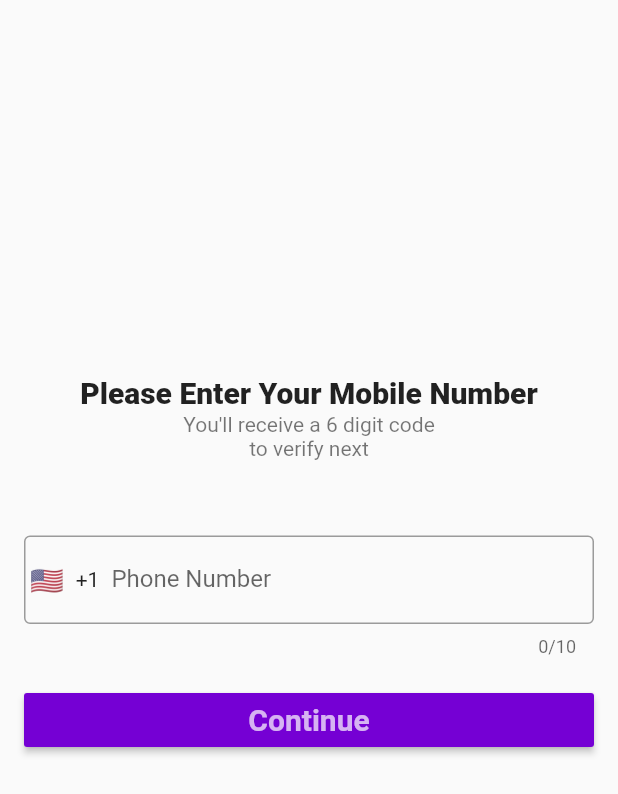
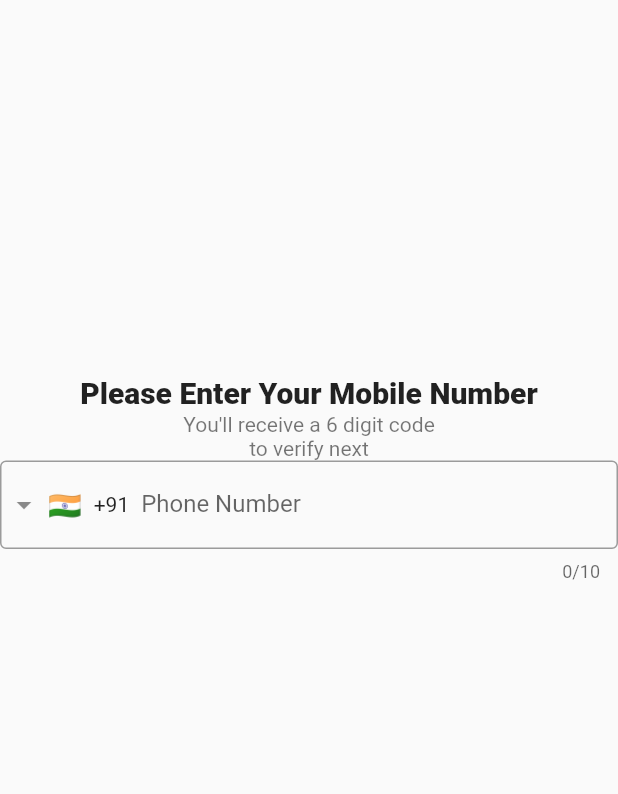
Before and after one commit to RounakJoshi09/authentication_system_using_flutter_and_firebase, a Flutter app: the screen it shows after launch, on a phone screen of 412 x 824 dp. Shown: the top 794 px of the screen. Run offline on Flutter 3.47's test engine with Material 2 defaults, Android fonts, the phone set to English and light mode, and no system bars; drawn by our look-alikes of intl_phone_field; Roboto replaces fonts that are missing (RobotoMono).

Commit message:
Phone Number Field Stateless

```diff
--- a/lib/pages/login_page.dart
+++ b/lib/pages/login_page.dart
@@ -38,7 +38,7 @@ class _LoginPageState extends State<LoginPage> {
                 textAlign: TextAlign.center,
                 style: TextStyle(color: Colors.black54)),
           ),
-          MyApp(),
+          PhoneNumber(),
         ],
       ),
     );
--- a/lib/widgets/phone_number.dart
+++ b/lib/widgets/phone_number.dart
@@ -1,64 +1,22 @@
 import 'package:flutter/material.dart';
 import 'package:intl_phone_field/intl_phone_field.dart';
 
-class MyApp extends StatefulWidget {
-  @override
-  _MyAppState createState() => _MyAppState();
-}
-
-class _MyAppState extends State<MyApp> {
-  GlobalKey<FormState> _formKey = GlobalKey();
+class PhoneNumber extends StatelessWidget {
+  const PhoneNumber({Key? key}) : super(key: key);
 
   @override
   Widget build(BuildContext context) {
-    return Padding(
-        padding: const EdgeInsets.symmetric(horizontal: 16.0),
-        child: Form(
-          key: _formKey,
-          child: Column(
-            crossAxisAlignment: CrossAxisAlignment.start,
-            children: <Widget>[
-              SizedBox(height: 30),
-              SizedBox(
-                height: 10,
-              ),
-              SizedBox(
-                height: 10,
-              ),
-              IntlPhoneField(
+    return IntlPhoneField(
       decoration: InputDecoration(
         labelText: 'Phone Number',
         border: OutlineInputBorder(
           borderSide: BorderSide(),
         ),
       ),
-                countries: ['IND'],
-                showDropdownIcon: false,
+      initialCountryCode: 'IN',
       onChanged: (phone) {
         print(phone.completeNumber);
       },
-              ),
-              SizedBox(
-                height: 10,
-              ),
-              Container(
-                padding: EdgeInsets.symmetric(vertical: 8),
-                child: MaterialButton(
-                  minWidth: double.infinity,
-                  child: Text('Continue',
-                      style: (TextStyle(
-                        fontWeight: FontWeight.bold,
-                        fontSize: 20,
-                      ))),
-                  color: Color.fromARGB(255, 117, 0, 212),
-                  textColor: Colors.white70,
-                  onPressed: () {
-                    _formKey.currentState?.validate();
-                  },
-                ),
-              ),
-            ],
-          ),
-        ));
+    );
   }
 }
```
Lines whose indentation alone changed are shown as unchanged.
